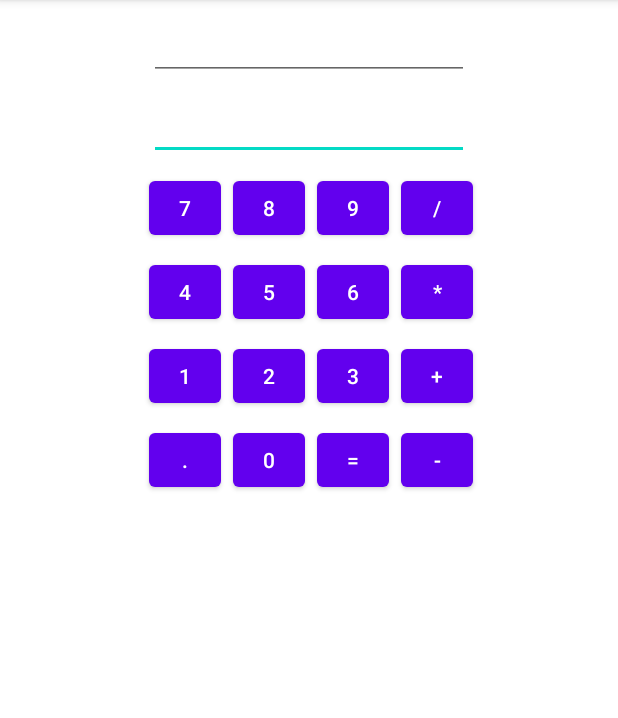
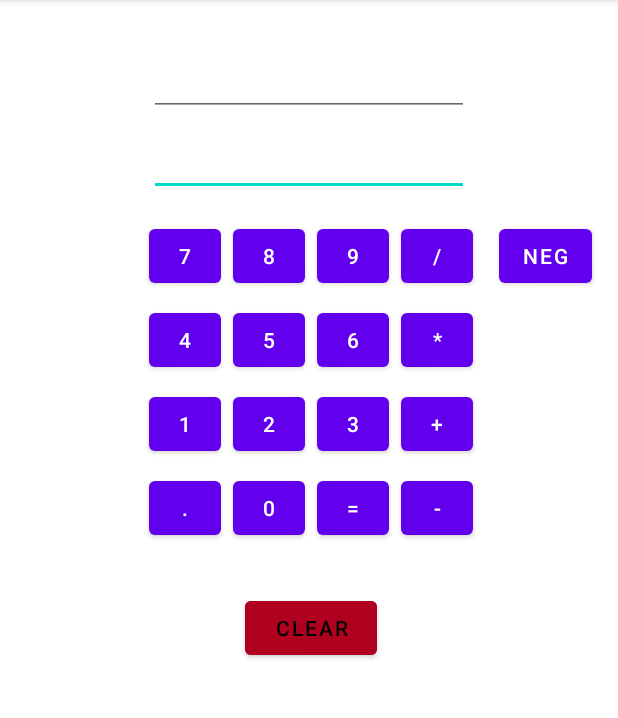
Before and after one commit to AlphaOmarDiallo/Calculator_Android_App, an Android app: the screen it shows after launch (MainActivity), on a phone screen of 412 x 824 dp, the part 84-802 px from its top. Run offline under Robolectric (Android 15) with nearby library versions, the phone set to English and light mode, and no system bars.

Commit message:
App functional, I need to learn more and then improve it.

```diff
--- a/app/src/main/java/com/alphaomardiallo/calculator/MainActivity.java
+++ b/app/src/main/java/com/alphaomardiallo/calculator/MainActivity.java
@@ -1,5 +1,6 @@
 package com.alphaomardiallo.calculator;
 
+import androidx.annotation.NonNull;
 import androidx.appcompat.app.AppCompatActivity;
 
 import android.os.Bundle;
@@ -13,6 +14,8 @@ public class MainActivity extends AppCompatActivity {
     private EditText result;
     private EditText newNumber;
     private TextView displayOperation;
+    private static final String STATE_PENDING_OPERATION = "PendingOperation";
+    private static final String STATE_OPERAND1 = "Operand1";
 
     // Variables to hold the operands and type of calculations
     private Double operand1 = null;
@@ -44,6 +47,7 @@ public class MainActivity extends AppCompatActivity {
         Button buttonMultiply = (Button) findViewById(R.id.buttonMultiply);
         Button buttonMinus = (Button) findViewById(R.id.buttonSubtract);
         Button buttonPlus = (Button) findViewById(R.id.buttonAddition);
+
         View.OnClickListener listener = new View.OnClickListener() {
             @Override
             public void onClick(View view) {
@@ -85,6 +89,54 @@ public class MainActivity extends AppCompatActivity {
         buttonMultiply.setOnClickListener(opListener);
         buttonMinus.setOnClickListener(opListener);
         buttonPlus.setOnClickListener(opListener);
+
+        Button buttonNeg = (Button) findViewById(R.id.buttonNeg);
+        buttonNeg.setOnClickListener(new View.OnClickListener() {
+            @Override
+            public void onClick(View view) {
+                String value = newNumber.getText().toString();
+                if (value.length() == 0) {
+                    newNumber.setText("-");
+                } else {
+                    try {
+                        Double doubleValue = Double.valueOf(value);
+                        doubleValue *= -1;
+                        newNumber.setText(doubleValue.toString());
+                    } catch (NumberFormatException e) {
+                        newNumber.setText("");
+                    }
+                }
+            }
+        });
+
+        Button buttonClear = (Button) findViewById(R.id.buttonClear);
+        buttonClear.setOnClickListener(new View.OnClickListener() {
+            @Override
+            public void onClick(View view) {
+                result.setText("");
+                newNumber.setText("");
+                displayOperation.setText("");
+                operand1 = null;
+                pendingOperation = "=";
+            }
+        });
+    }
+
+    @Override
+    protected void onRestoreInstanceState(@NonNull Bundle savedInstanceState) {
+        super.onRestoreInstanceState(savedInstanceState);
+        pendingOperation = savedInstanceState.getString(STATE_PENDING_OPERATION);
+        operand1 = savedInstanceState.getDouble(STATE_OPERAND1);
+        displayOperation.setText(pendingOperation);
+    }
+
+    @Override
+    protected void onSaveInstanceState(@NonNull Bundle outState) {
+        outState.putString(STATE_PENDING_OPERATION, result.getText().toString());
+        if (operand1 != null){
+            outState.putDouble(STATE_OPERAND1, operand1);
+        }
+        super.onSaveInstanceState(outState);
     }
 
     private void performOperation(Double value, String operation) {
--- a/app/src/main/res/layout-land/activity_main.xml
+++ b/app/src/main/res/layout-land/activity_main.xml
@@ -10,26 +10,39 @@
         android:id="@+id/editTextNumberSignedResult"
         android:layout_width="wrap_content"
         android:layout_height="wrap_content"
+        android:layout_marginStart="8dp"
+        android:layout_marginTop="8dp"
         android:layout_marginEnd="8dp"
+        android:layout_marginBottom="8dp"
+        android:autofillHints="result"
         android:ems="10"
         android:focusable="false"
         android:focusableInTouchMode="false"
         android:inputType="numberSigned|numberDecimal"
-        app:layout_constraintBaseline_toBaselineOf="@+id/editTextNumberSignedNewNumber"
-        app:layout_constraintEnd_toEndOf="parent" />
+        android:labelFor="@id/editTextNumberSignedResult"
+        app:layout_constraintBottom_toTopOf="@+id/textViewOperation"
+        app:layout_constraintEnd_toStartOf="@+id/guideline2"
+        app:layout_constraintHorizontal_bias="0.5"
+        app:layout_constraintStart_toStartOf="parent"
+        app:layout_constraintTop_toTopOf="parent"
+        app:layout_constraintVertical_chainStyle="packed" />
 
     <EditText
         android:id="@+id/editTextNumberSignedNewNumber"
         android:layout_width="wrap_content"
         android:layout_height="wrap_content"
         android:layout_marginStart="8dp"
-        android:layout_marginTop="8dp"
         android:layout_marginEnd="8dp"
+        android:layout_marginBottom="8dp"
+        android:autofillHints="new number"
         android:ems="10"
         android:inputType="numberSigned|numberDecimal"
-        app:layout_constraintEnd_toStartOf="@+id/editTextNumberSignedResult"
+        android:labelFor="@id/editTextNumberSignedNewNumber"
+        app:layout_constraintBottom_toBottomOf="parent"
+        app:layout_constraintEnd_toStartOf="@+id/guideline2"
+        app:layout_constraintHorizontal_bias="0.5"
         app:layout_constraintStart_toStartOf="parent"
-        app:layout_constraintTop_toTopOf="parent" />
+        app:layout_constraintTop_toBottomOf="@+id/textViewOperation" />
 
     <TextView
         android:id="@+id/textViewOperation"
@@ -37,13 +50,14 @@
         android:layout_height="wrap_content"
         android:layout_marginStart="8dp"
         android:layout_marginEnd="8dp"
-        android:text="TextView"
+        android:layout_marginBottom="8dp"
         android:textSize="20sp"
         android:textStyle="bold"
-        app:layout_constraintBaseline_toBaselineOf="@+id/button7"
-        app:layout_constraintEnd_toStartOf="@+id/button7"
-        app:layout_constraintHorizontal_bias="0.626"
-        app:layout_constraintStart_toStartOf="parent" />
+        app:layout_constraintBottom_toTopOf="@+id/editTextNumberSignedNewNumber"
+        app:layout_constraintEnd_toStartOf="@+id/guideline2"
+        app:layout_constraintHorizontal_bias="0.5"
+        app:layout_constraintStart_toStartOf="parent"
+        app:layout_constraintTop_toBottomOf="@+id/editTextNumberSignedResult" />
 
     <Button
         android:id="@+id/button0"
@@ -52,173 +66,211 @@
         android:layout_marginStart="8dp"
         android:minWidth="48dp"
         android:minHeight="48dp"
-        android:text="0"
+        android:text="@string/_0"
         app:layout_constraintBaseline_toBaselineOf="@+id/buttonDot"
         app:layout_constraintStart_toEndOf="@+id/buttonDot" />
 
     <Button
         android:id="@+id/button1"
-        android:layout_width="wrap_content"
+        android:layout_width="48dp"
         android:layout_height="wrap_content"
         android:layout_marginTop="8dp"
         android:minWidth="48dp"
         android:minHeight="48dp"
-        android:text="1"
+        android:text="@string/_1"
+        app:layout_constraintBottom_toTopOf="@+id/buttonDot"
         app:layout_constraintStart_toStartOf="@+id/button4"
         app:layout_constraintTop_toBottomOf="@+id/button4" />
 
     <Button
         android:id="@+id/button2"
-        android:layout_width="wrap_content"
+        android:layout_width="48dp"
         android:layout_height="wrap_content"
         android:layout_marginStart="8dp"
         android:minWidth="48dp"
         android:minHeight="48dp"
-        android:text="2"
+        android:text="@string/_2"
         app:layout_constraintBaseline_toBaselineOf="@+id/button1"
         app:layout_constraintStart_toEndOf="@+id/button1" />
 
     <Button
         android:id="@+id/button3"
-        android:layout_width="wrap_content"
+        android:layout_width="48dp"
         android:layout_height="wrap_content"
         android:layout_marginStart="8dp"
         android:minWidth="48dp"
         android:minHeight="48dp"
-        android:text="3"
+        android:text="@string/_3"
         app:layout_constraintBaseline_toBaselineOf="@+id/button2"
         app:layout_constraintStart_toEndOf="@+id/button2" />
 
     <Button
         android:id="@+id/button4"
-        android:layout_width="wrap_content"
+        android:layout_width="48dp"
         android:layout_height="wrap_content"
         android:layout_marginTop="8dp"
         android:minWidth="48dp"
         android:minHeight="48dp"
-        android:text="4"
+        android:text="@string/_4"
+        app:layout_constraintBottom_toTopOf="@+id/button1"
         app:layout_constraintStart_toStartOf="@+id/button7"
         app:layout_constraintTop_toBottomOf="@+id/button7" />
 
     <Button
         android:id="@+id/button5"
-        android:layout_width="wrap_content"
+        android:layout_width="48dp"
         android:layout_height="wrap_content"
         android:layout_marginStart="8dp"
         android:minWidth="48dp"
         android:minHeight="48dp"
-        android:text="5"
+        android:text="@string/_5"
         app:layout_constraintBaseline_toBaselineOf="@+id/button4"
         app:layout_constraintStart_toEndOf="@+id/button4" />
 
     <Button
         android:id="@+id/button6"
-        android:layout_width="wrap_content"
+        android:layout_width="48dp"
         android:layout_height="wrap_content"
         android:layout_marginStart="8dp"
         android:minWidth="48dp"
         android:minHeight="48dp"
-        android:text="6"
+        android:text="@string/_6"
         app:layout_constraintBaseline_toBaselineOf="@+id/button5"
         app:layout_constraintStart_toEndOf="@+id/button5" />
 
     <Button
         android:id="@+id/button7"
-        android:layout_width="wrap_content"
-        android:layout_height="wrap_content"
-        android:layout_marginTop="8dp"
-        android:minWidth="48dp"
-        android:minHeight="48dp"
-        android:text="7"
-        app:layout_constraintStart_toStartOf="@+id/editTextNumberSignedNewNumber"
-        app:layout_constraintTop_toBottomOf="@+id/editTextNumberSignedNewNumber" />
-
-    <Button
-        android:id="@+id/button8"
-        android:layout_width="wrap_content"
+        android:layout_width="48dp"
         android:layout_height="wrap_content"
         android:layout_marginStart="8dp"
         android:minWidth="48dp"
         android:minHeight="48dp"
-        android:text="8"
+        android:text="@string/_7"
+        app:layout_constraintBottom_toTopOf="@+id/button4"
+        app:layout_constraintStart_toStartOf="@+id/guideline2"
+        app:layout_constraintTop_toTopOf="parent"
+        app:layout_constraintVertical_chainStyle="packed" />
+
+    <Button
+        android:id="@+id/button8"
+        android:layout_width="48dp"
+        android:layout_height="wrap_content"
+        android:layout_marginStart="8dp"
+        android:minWidth="48dp"
+        android:minHeight="48dp"
+        android:text="@string/_8"
         app:layout_constraintBaseline_toBaselineOf="@+id/button7"
         app:layout_constraintStart_toEndOf="@+id/button7" />
 
     <Button
         android:id="@+id/button9"
-        android:layout_width="wrap_content"
+        android:layout_width="48dp"
         android:layout_height="wrap_content"
         android:layout_marginStart="8dp"
         android:minWidth="48dp"
         android:minHeight="48dp"
-        android:text="9"
+        android:text="@string/_9"
         app:layout_constraintBaseline_toBaselineOf="@+id/button8"
         app:layout_constraintStart_toEndOf="@+id/button8" />
 
     <Button
         android:id="@+id/buttonDivide"
-        android:layout_width="wrap_content"
+        android:layout_width="48dp"
         android:layout_height="wrap_content"
         android:layout_marginStart="8dp"
         android:minWidth="48dp"
         android:minHeight="48dp"
-        android:text="/"
+        android:text="@string/_divide"
         app:layout_constraintBaseline_toBaselineOf="@+id/button9"
         app:layout_constraintStart_toEndOf="@+id/button9" />
 
     <Button
         android:id="@+id/buttonMultiply"
-        android:layout_width="wrap_content"
+        android:layout_width="48dp"
         android:layout_height="wrap_content"
         android:layout_marginStart="8dp"
         android:minWidth="48dp"
         android:minHeight="48dp"
-        android:text="*"
+        android:text="@string/_multiply"
         app:layout_constraintBaseline_toBaselineOf="@+id/button6"
         app:layout_constraintStart_toEndOf="@+id/button6" />
 
     <Button
         android:id="@+id/buttonAddition"
-        android:layout_width="wrap_content"
+        android:layout_width="48dp"
         android:layout_height="wrap_content"
         android:layout_marginStart="8dp"
         android:minWidth="48dp"
         android:minHeight="48dp"
-        android:text="+"
+        android:text="@string/_plus"
         app:layout_constraintBaseline_toBaselineOf="@+id/button3"
         app:layout_constraintStart_toEndOf="@+id/button3" />
 
     <Button
         android:id="@+id/buttonSubtract"
-        android:layout_width="wrap_content"
+        android:layout_width="48dp"
         android:layout_height="wrap_content"
         android:layout_marginStart="8dp"
         android:minWidth="48dp"
         android:minHeight="48dp"
-        android:text="-"
+        android:text="@string/_minus"
         app:layout_constraintBaseline_toBaselineOf="@+id/buttonEquals"
         app:layout_constraintStart_toEndOf="@+id/buttonEquals" />
 
     <Button
         android:id="@+id/buttonDot"
-        android:layout_width="wrap_content"
+        android:layout_width="48dp"
         android:layout_height="wrap_content"
         android:layout_marginTop="8dp"
         android:minWidth="48dp"
         android:minHeight="48dp"
-        android:text="."
+        android:text="@string/_dot"
+        app:layout_constraintBottom_toBottomOf="parent"
         app:layout_constraintStart_toStartOf="@+id/button1"
         app:layout_constraintTop_toBottomOf="@+id/button1" />
 
     <Button
         android:id="@+id/buttonEquals"
-        android:layout_width="wrap_content"
+        android:layout_width="48dp"
         android:layout_height="wrap_content"
         android:layout_marginStart="8dp"
         android:minWidth="48dp"
         android:minHeight="48dp"
-        android:text="="
+        android:text="@string/_equals"
         app:layout_constraintBaseline_toBaselineOf="@+id/button0"
         app:layout_constraintStart_toEndOf="@+id/button0" />
 
+    <Button
+        android:id="@+id/buttonNeg"
+        android:layout_width="wrap_content"
+        android:layout_height="wrap_content"
+        android:layout_marginStart="8dp"
+        android:layout_marginEnd="8dp"
+        android:minWidth="48dp"
+        android:minHeight="48dp"
+        android:text="@string/neg"
+        app:layout_constraintBaseline_toBaselineOf="@+id/buttonDivide"
+        app:layout_constraintEnd_toEndOf="parent"
+        app:layout_constraintStart_toEndOf="@+id/buttonDivide" />
+
+    <Button
+        android:id="@+id/buttonClear"
+        android:layout_width="wrap_content"
+        android:layout_height="wrap_content"
+        android:layout_marginStart="8dp"
+        android:layout_marginEnd="8dp"
+        android:backgroundTint="@color/design_default_color_error"
+        android:text="@string/clear"
+        android:textColor="#000000"
+        app:layout_constraintBaseline_toBaselineOf="@+id/buttonSubtract"
+        app:layout_constraintEnd_toEndOf="parent"
+        app:layout_constraintStart_toEndOf="@+id/buttonSubtract" />
+
+    <androidx.constraintlayout.widget.Guideline
+        android:id="@+id/guideline2"
+        android:layout_width="wrap_content"
+        android:layout_height="wrap_content"
+        android:orientation="vertical"
+        app:layout_constraintGuide_percent="0.5" />
+
 </androidx.constraintlayout.widget.ConstraintLayout>
--- a/app/src/main/res/layout/activity_main.xml
+++ b/app/src/main/res/layout/activity_main.xml
@@ -10,11 +10,13 @@
         android:id="@+id/editTextNumberSignedResult"
         android:layout_width="wrap_content"
         android:layout_height="wrap_content"
-        android:layout_marginTop="8dp"
+        android:layout_marginTop="32dp"
+        android:autofillHints="result"
         android:ems="10"
         android:focusable="false"
         android:focusableInTouchMode="false"
         android:inputType="numberSigned|numberDecimal"
+        android:labelFor="@id/editTextNumberSignedResult"
         app:layout_constraintEnd_toEndOf="parent"
         app:layout_constraintStart_toStartOf="parent"
         app:layout_constraintTop_toTopOf="parent" />
@@ -24,15 +26,19 @@
         android:layout_width="wrap_content"
         android:layout_height="wrap_content"
         android:layout_marginTop="8dp"
+        android:autofillHints="new number"
         android:ems="10"
         android:inputType="numberSigned|numberDecimal"
-        app:layout_constraintEnd_toEndOf="@+id/editTextNumberSignedResult"
+        android:labelFor="@id/editTextNumberSignedNewNumber"
+        app:layout_constraintEnd_toEndOf="parent"
+        app:layout_constraintStart_toStartOf="parent"
         app:layout_constraintTop_toBottomOf="@+id/editTextNumberSignedResult" />
 
     <TextView
         android:id="@+id/textViewOperation"
         android:layout_width="wrap_content"
         android:layout_height="wrap_content"
+        android:layout_marginStart="8dp"
         android:layout_marginEnd="8dp"
         android:textSize="20sp"
         android:textStyle="bold"
@@ -47,7 +53,7 @@
         android:layout_marginStart="8dp"
         android:minWidth="48dp"
         android:minHeight="48dp"
-        android:text="0"
+        android:text="@string/_0"
         app:layout_constraintBaseline_toBaselineOf="@+id/buttonDot"
         app:layout_constraintStart_toEndOf="@+id/buttonDot" />
 
@@ -58,7 +64,7 @@
         android:layout_marginTop="8dp"
         android:minWidth="48dp"
         android:minHeight="48dp"
-        android:text="1"
+        android:text="@string/_1"
         app:layout_constraintStart_toStartOf="@+id/button4"
         app:layout_constraintTop_toBottomOf="@+id/button4" />
 
@@ -69,7 +75,7 @@
         android:layout_marginStart="8dp"
         android:minWidth="48dp"
         android:minHeight="48dp"
-        android:text="2"
+        android:text="@string/_2"
         app:layout_constraintBaseline_toBaselineOf="@+id/button1"
         app:layout_constraintStart_toEndOf="@+id/button1" />
 
@@ -80,7 +86,7 @@
         android:layout_marginStart="8dp"
         android:minWidth="48dp"
         android:minHeight="48dp"
-        android:text="3"
+        android:text="@string/_3"
         app:layout_constraintBaseline_toBaselineOf="@+id/button2"
         app:layout_constraintStart_toEndOf="@+id/button2" />
 
@@ -91,7 +97,7 @@
         android:layout_marginTop="8dp"
         android:minWidth="48dp"
         android:minHeight="48dp"
-        android:text="4"
+        android:text="@string/_4"
         app:layout_constraintStart_toStartOf="@+id/button7"
         app:layout_constraintTop_toBottomOf="@+id/button7" />
 
@@ -102,7 +108,7 @@
         android:layout_marginStart="8dp"
         android:minWidth="48dp"
         android:minHeight="48dp"
-        android:text="5"
+        android:text="@string/_5"
         app:layout_constraintBaseline_toBaselineOf="@+id/button4"
         app:layout_constraintStart_toEndOf="@+id/button4" />
 
@@ -113,7 +119,7 @@
         android:layout_marginStart="8dp"
         android:minWidth="48dp"
         android:minHeight="48dp"
-        android:text="6"
+        android:text="@string/_6"
         app:layout_constraintBaseline_toBaselineOf="@+id/button5"
         app:layout_constraintStart_toEndOf="@+id/button5" />
 
@@ -121,10 +127,10 @@
         android:id="@+id/button7"
         android:layout_width="48dp"
         android:layout_height="wrap_content"
-        android:layout_marginTop="8dp"
+        android:layout_marginTop="16dp"
         android:minWidth="48dp"
         android:minHeight="48dp"
-        android:text="7"
+        android:text="@string/_7"
         app:layout_constraintStart_toStartOf="@+id/editTextNumberSignedNewNumber"
         app:layout_constraintTop_toBottomOf="@+id/editTextNumberSignedNewNumber" />
 
@@ -135,7 +141,7 @@
         android:layout_marginStart="8dp"
         android:minWidth="48dp"
         android:minHeight="48dp"
-        android:text="8"
+        android:text="@string/_8"
         app:layout_constraintBaseline_toBaselineOf="@+id/button7"
         app:layout_constraintStart_toEndOf="@+id/button7" />
 
@@ -146,7 +152,7 @@
         android:layout_marginStart="8dp"
         android:minWidth="48dp"
         android:minHeight="48dp"
-        android:text="9"
+        android:text="@string/_9"
         app:layout_constraintBaseline_toBaselineOf="@+id/button8"
         app:layout_constraintStart_toEndOf="@+id/button8" />
 
@@ -157,7 +163,7 @@
         android:layout_marginStart="8dp"
         android:minWidth="48dp"
         android:minHeight="48dp"
-        android:text="/"
+        android:text="@string/_divide"
         app:layout_constraintBaseline_toBaselineOf="@+id/button9"
         app:layout_constraintStart_toEndOf="@+id/button9" />
 
@@ -168,7 +174,7 @@
         android:layout_marginStart="8dp"
         android:minWidth="48dp"
         android:minHeight="48dp"
-        android:text="*"
+        android:text="@string/_multiply"
         app:layout_constraintBaseline_toBaselineOf="@+id/button6"
         app:layout_constraintStart_toEndOf="@+id/button6" />
 
@@ -179,7 +185,7 @@
         android:layout_marginStart="8dp"
         android:minWidth="48dp"
         android:minHeight="48dp"
-        android:text="+"
+        android:text="@string/_plus"
         app:layout_constraintBaseline_toBaselineOf="@+id/button3"
         app:layout_constraintStart_toEndOf="@+id/button3" />
 
@@ -190,7 +196,7 @@
         android:layout_marginStart="8dp"
         android:minWidth="48dp"
         android:minHeight="48dp"
-        android:text="-"
+        android:text="@string/_minus"
         app:layout_constraintBaseline_toBaselineOf="@+id/buttonEquals"
         app:layout_constraintStart_toEndOf="@+id/buttonEquals" />
 
@@ -201,7 +207,7 @@
         android:layout_marginTop="8dp"
         android:minWidth="48dp"
         android:minHeight="48dp"
-        android:text="."
+        android:text="@string/_dot"
         app:layout_constraintStart_toStartOf="@+id/button1"
         app:layout_constraintTop_toBottomOf="@+id/button1" />
 
@@ -212,8 +218,35 @@
         android:layout_marginStart="8dp"
         android:minWidth="48dp"
         android:minHeight="48dp"
-        android:text="="
+        android:text="@string/_equals"
         app:layout_constraintBaseline_toBaselineOf="@+id/button0"
         app:layout_constraintStart_toEndOf="@+id/button0" />
 
+    <Button
+        android:id="@+id/buttonNeg"
+        android:layout_width="wrap_content"
+        android:layout_height="wrap_content"
+        android:layout_marginStart="8dp"
+        android:layout_marginEnd="8dp"
+        android:minWidth="48dp"
+        android:minHeight="48dp"
+        android:text="@string/neg"
+        app:layout_constraintBaseline_toBaselineOf="@+id/buttonDivide"
+        app:layout_constraintEnd_toEndOf="parent"
+        app:layout_constraintStart_toEndOf="@+id/buttonDivide" />
+
+    <Button
+        android:id="@+id/buttonClear"
+        android:layout_width="wrap_content"
+        android:layout_height="wrap_content"
+        android:layout_marginStart="8dp"
+        android:layout_marginTop="32dp"
+        android:layout_marginEnd="8dp"
+        android:backgroundTint="@color/design_default_color_error"
+        android:text="@string/clear"
+        android:textColor="#000000"
+        app:layout_constraintEnd_toEndOf="@+id/buttonSubtract"
+        app:layout_constraintStart_toStartOf="@+id/buttonDot"
+        app:layout_constraintTop_toBottomOf="@+id/buttonDot" />
+
 </androidx.constraintlayout.widget.ConstraintLayout>
--- a/app/src/main/res/values/strings.xml
+++ b/app/src/main/res/values/strings.xml
@@ -1,3 +1,21 @@
 <resources>
     <string name="app_name">Calculator</string>
+    <string name="_0">0</string>
+    <string name="_1">1</string>
+    <string name="_2">2</string>
+    <string name="_3">3</string>
+    <string name="_4">4</string>
+    <string name="_5">5</string>
+    <string name="_6">6</string>
+    <string name="_7">7</string>
+    <string name="_8">8</string>
+    <string name="_9">9</string>
+    <string name="_divide">/</string>
+    <string name="_multiply">*</string>
+    <string name="_plus">+</string>
+    <string name="_minus">-</string>
+    <string name="_dot">.</string>
+    <string name="_equals">=</string>
+    <string name="neg">Neg</string>
+    <string name="clear">Clear</string>
 </resources>
```
